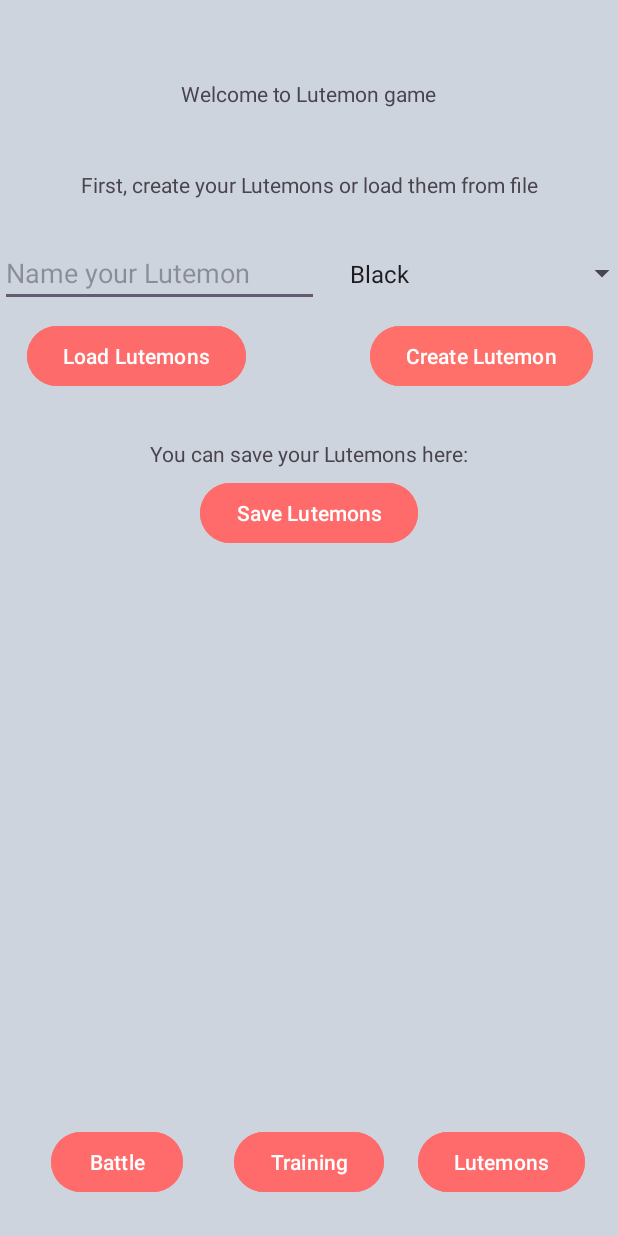
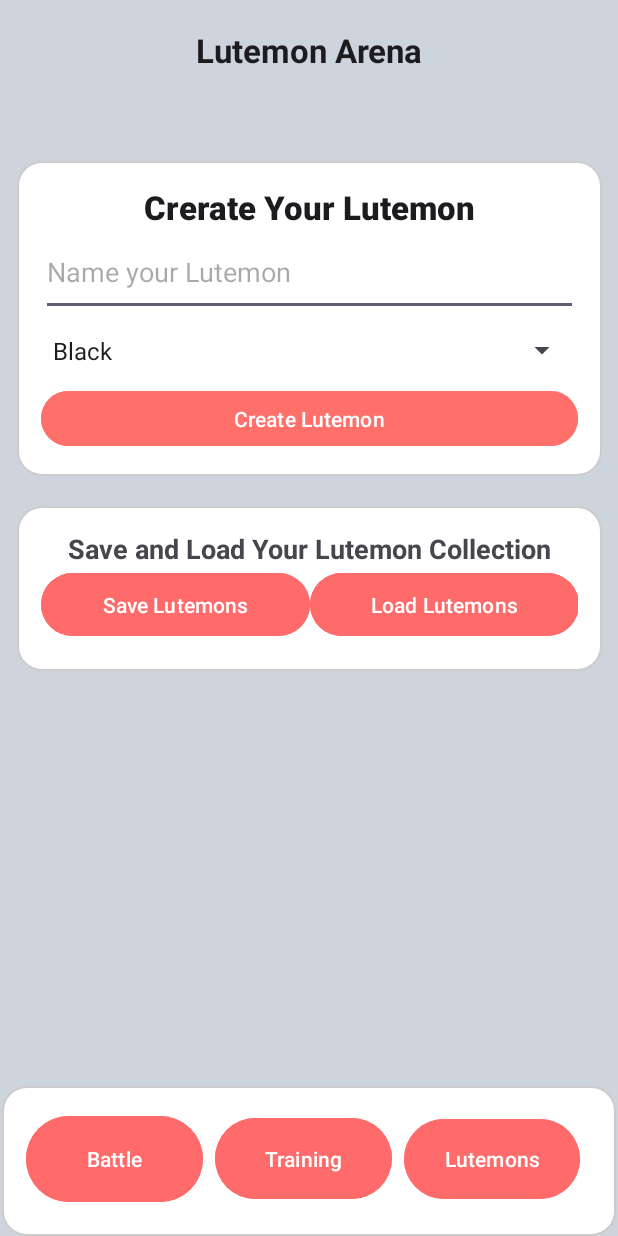
Before and after one commit to remeseeli/Finno-Ugric-Lutemon, an Android app: the screen it shows after launch (MainActivity), on a phone screen of 412 x 824 dp. Run offline under Robolectric (Android 15) with nearby library versions, the phone set to English and light mode, and no system bars.

Commit message:
Rollback on UI

```diff
--- a/app/src/main/res/layout/activity_main.xml
+++ b/app/src/main/res/layout/activity_main.xml
@@ -6,140 +6,158 @@
     android:layout_width="match_parent"
     android:layout_height="match_parent"
     android:background="#CED4DD"
-    tools:context=".activities.MainActivity">
-
-    <Spinner
-        android:id="@+id/lutemonTypeSpinner"
-        android:layout_width="200dp"
-        android:layout_height="46dp"
-        android:layout_marginStart="238dp"
-        android:layout_marginBottom="460dp"
-        app:layout_constraintBottom_toBottomOf="parent"
-        app:layout_constraintEnd_toEndOf="parent"
-        app:layout_constraintStart_toStartOf="parent"
-        app:layout_constraintTop_toTopOf="parent" />
-
-    <EditText
-        android:id="@+id/testInput"
-        android:layout_width="wrap_content"
-        android:layout_height="wrap_content"
-        android:layout_marginEnd="200dp"
-        android:layout_marginBottom="460dp"
-        android:ems="10"
-        android:hint="Name your Lutemon"
-        android:inputType="text"
-        app:layout_constraintBottom_toBottomOf="parent"
-        app:layout_constraintEnd_toEndOf="parent"
-        app:layout_constraintStart_toStartOf="parent"
-        app:layout_constraintTop_toTopOf="parent" />
-
-    <Button
-        android:id="@+id/createLutemonButton"
-        android:layout_width="wrap_content"
-        android:layout_height="wrap_content"
-        android:layout_marginStart="230dp"
-        android:layout_marginBottom="350dp"
-        android:backgroundTint="#FF706B"
-        android:text="Create Lutemon"
-        app:layout_constraintBottom_toBottomOf="parent"
-        app:layout_constraintEnd_toEndOf="parent"
-        app:layout_constraintStart_toStartOf="parent"
-        app:layout_constraintTop_toTopOf="parent" />
-
-    <Button
-        android:id="@+id/button"
-        android:layout_width="wrap_content"
-        android:layout_height="wrap_content"
-        android:layout_marginBottom="25dp"
-        android:onClick="trainTest"
-        android:backgroundTint="#FF6B6B"
-        android:text="Training"
-        app:layout_constraintBottom_toBottomOf="parent"
-        app:layout_constraintEnd_toEndOf="parent"
-        app:layout_constraintStart_toStartOf="parent" />
-
-    <Button
-        android:id="@+id/recyclerButton"
-        android:layout_width="wrap_content"
-        android:layout_height="wrap_content"
-        android:layout_marginBottom="25dp"
-        android:backgroundTint="#FF6B6B"
-        android:text="Lutemons"
-        app:layout_constraintBottom_toBottomOf="parent"
-        app:layout_constraintEnd_toEndOf="parent"
-        app:layout_constraintStart_toEndOf="@+id/button" />
-
-    <Button
-        android:id="@+id/battleMenuButton"
-        android:layout_width="wrap_content"
-        android:layout_height="wrap_content"
-        android:layout_marginBottom="25dp"
-        android:backgroundTint="#FF6B6B"
-        android:text="Battle"
-        app:layout_constraintBottom_toBottomOf="parent"
-        app:layout_constraintEnd_toStartOf="@+id/button"
-        app:layout_constraintStart_toStartOf="parent" />
-
-    <TextView
-        android:id="@+id/textView10"
-        android:layout_width="wrap_content"
-        android:layout_height="wrap_content"
-        android:layout_marginBottom="700dp"
-        android:foregroundTint="#353535"
-        android:text="Welcome to Lutemon game"
-        app:layout_constraintBottom_toBottomOf="parent"
-        app:layout_constraintEnd_toEndOf="parent"
-        app:layout_constraintStart_toStartOf="parent"
-        app:layout_constraintTop_toTopOf="parent" />
-
-    <TextView
-        android:id="@+id/textView11"
-        android:layout_width="wrap_content"
-        android:layout_height="wrap_content"
-        android:layout_marginBottom="650dp"
-        android:text="First, create your Lutemons or load them from file"
-        app:layout_constraintBottom_toBottomOf="parent"
-        app:layout_constraintEnd_toEndOf="parent"
-        app:layout_constraintStart_toStartOf="parent"
-        app:layout_constraintTop_toBottomOf="@+id/textView10" />
-
-    <Button
-        android:id="@+id/loadButton"
-        android:layout_width="wrap_content"
-        android:layout_height="wrap_content"
-        android:layout_marginEnd="230dp"
-        android:layout_marginBottom="350dp"
-        android:backgroundTint="#FD6B6B"
-        android:text="Load Lutemons"
-        app:layout_constraintBottom_toBottomOf="parent"
-        app:layout_constraintEnd_toEndOf="parent"
-        app:layout_constraintStart_toStartOf="parent"
-        app:layout_constraintTop_toTopOf="parent" />
-
-    <Button
-        android:id="@+id/saveButton"
-        android:layout_width="wrap_content"
-        android:layout_height="wrap_content"
-        android:layout_marginBottom="140dp"
-        android:backgroundTint="#FF6B6B"
-        android:text="Save Lutemons"
-        app:layout_constraintBottom_toBottomOf="parent"
-        app:layout_constraintEnd_toEndOf="parent"
-        app:layout_constraintStart_toStartOf="parent"
-        app:layout_constraintTop_toTopOf="parent" />
+    tools:context=".MainActivity">
 
     <TextView
         android:id="@+id/textView14"
         android:layout_width="wrap_content"
         android:layout_height="wrap_content"
         android:layout_marginBottom="220dp"
-        android:text="You can save your Lutemons here:"
+        android:text="Lutemon Arena"
+        android:textAlignment="center"
+        android:textAppearance="@style/TextAppearance.AppCompat.Large"
+        android:textStyle="bold"
         app:layout_constraintBottom_toBottomOf="parent"
         app:layout_constraintEnd_toEndOf="parent"
         app:layout_constraintStart_toStartOf="parent"
-        app:layout_constraintTop_toTopOf="parent" />
+        app:layout_constraintTop_toTopOf="parent"
+        app:layout_constraintVertical_bias="0.032" />
+
+    <LinearLayout
+        android:id="@+id/create_lutemon_box"
+        android:layout_width="390dp"
+        android:layout_height="210dp"
+        android:layout_marginBottom="400dp"
+        android:background="@drawable/rounded_corner_background"
+        android:orientation="vertical"
+        android:padding="16dp"
+        app:layout_constraintBottom_toBottomOf="parent"
+        app:layout_constraintEnd_toEndOf="parent"
+        app:layout_constraintStart_toStartOf="parent"
+        app:layout_constraintTop_toTopOf="parent">
+
+
+        <TextView
+            android:id="@+id/textView10"
+            android:layout_width="match_parent"
+            android:layout_height="wrap_content"
+            android:fontFamily="sans-serif-black"
+            android:text="Crerate Your Lutemon"
+            android:textAlignment="center"
+            android:textAppearance="@style/TextAppearance.AppCompat.Large"
+            android:textStyle="bold" />
+
+        <EditText
+            android:id="@+id/testInput"
+            android:layout_width="match_parent"
+            android:layout_height="58dp"
+            android:ems="10"
+            android:hint="Name your Lutemon"
+            android:inputType="text" />
+
+        <Spinner
+            android:id="@+id/lutemonTypeSpinner"
+            android:layout_width="match_parent"
+            android:layout_height="46dp" />
+
+        <Button
+            android:id="@+id/createLutemonButton"
+            android:layout_width="match_parent"
+            android:layout_height="wrap_content"
+            android:backgroundTint="#FF706B"
+            android:text="Create Lutemon" />
+    </LinearLayout>
+
+    <LinearLayout
+        android:id="@+id/save_load_box"
+        android:layout_width="390dp"
+        android:layout_height="110dp"
+        android:layout_marginTop="20dp"
+        android:background="@drawable/rounded_corner_background"
+        android:orientation="vertical"
+        android:padding="16dp"
+        app:layout_constraintBottom_toBottomOf="parent"
+        app:layout_constraintEnd_toEndOf="parent"
+        app:layout_constraintStart_toStartOf="parent"
+        app:layout_constraintTop_toBottomOf="@+id/create_lutemon_box"
+        app:layout_constraintVertical_bias="0.0">
+
+        <TextView
+            android:id="@+id/textView11"
+            android:layout_width="match_parent"
+            android:layout_height="wrap_content"
+            android:text="Save and Load Your Lutemon Collection"
+            android:textAlignment="center"
+            android:textAppearance="@style/TextAppearance.AppCompat.Medium"
+            android:textStyle="bold" />
+
+        <LinearLayout
+            android:layout_width="match_parent"
+            android:layout_height="56dp"
+            android:orientation="horizontal">
+
+            <Button
+                android:id="@+id/saveButton"
+                android:layout_width="179dp"
+                android:layout_height="50dp"
+                android:layout_marginBottom="140dp"
+                android:backgroundTint="#FF6B6B"
+                android:text="Save Lutemons" />
+
+            <Button
+                android:id="@+id/loadButton"
+                android:layout_width="179dp"
+                android:layout_height="50dp"
+                android:backgroundTint="#FD6B6B"
+                android:text="Load Lutemons" />
+        </LinearLayout>
+    </LinearLayout>
+
+    <LinearLayout
+        android:layout_width="409dp"
+        android:layout_height="100dp"
+        android:background="@drawable/rounded_corner_background"
+        android:orientation="horizontal"
+        android:padding="16dp"
+        app:layout_constraintBottom_toBottomOf="parent"
+        app:layout_constraintEnd_toEndOf="parent"
+        app:layout_constraintStart_toStartOf="parent"
+        app:layout_constraintTop_toTopOf="parent"
+        app:layout_constraintVertical_bias="1.0">
+
+
+        <Button
+            android:id="@+id/battleMenuButton"
+            android:layout_width="124dp"
+            android:layout_height="65dp"
+            android:layout_marginEnd="8dp"
+            android:layout_marginBottom="40dp"
+            android:layout_weight="1"
+            android:backgroundTint="#FF6B6B"
+            android:text="Battle" />
+
+        <Button
+            android:id="@+id/button"
+            android:layout_width="124dp"
+            android:layout_height="62dp"
+            android:layout_marginEnd="8dp"
+            android:layout_marginBottom="32dp"
+            android:layout_weight="1"
+            android:backgroundTint="#FF6B6B"
+            android:onClick="trainTest"
+            android:text="Training" />
+
+        <Button
+            android:id="@+id/recyclerButton"
+            android:layout_width="124dp"
+            android:layout_height="61dp"
+            android:layout_marginEnd="8dp"
+            android:layout_marginBottom="40dp"
+            android:layout_weight="1"
+            android:backgroundTint="#FF6B6B"
+            android:text="Lutemons" />
+    </LinearLayout>
 
     <!-- Added suppress warning for HardcodedText -->
     <!-- This is how you do comments on XML by the way -->
-    <!--PLS WORK NOW -->
 </androidx.constraintlayout.widget.ConstraintLayout>
```
